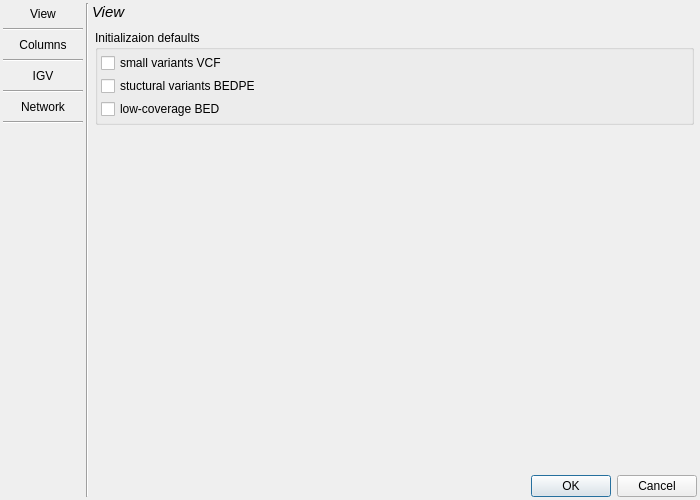
imgag/ngs-bits, file src/GSvar/SettingsDialog.ui: the form before one commit.
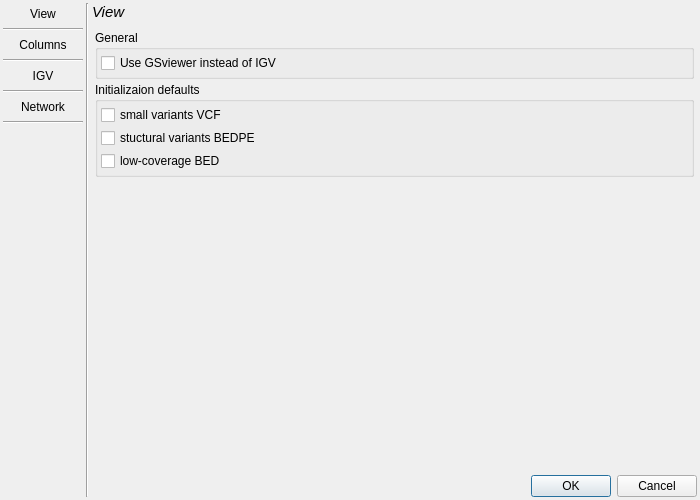
The form after the commit. The open tabs and pages were chosen to show the change. Custom widgets are drawn as their Qt base class.

Commit message: GSvar: added settings entry to use GSviewer instead of IGV (#756); added option to open processed sample batch

The edit to the form file:
```diff
--- a/src/GSvar/SettingsDialog.ui
+++ b/src/GSvar/SettingsDialog.ui
@@ -166,7 +166,7 @@
        <property name="bottomMargin">
         <number>3</number>
        </property>
-       <item row="0" column="0" colspan="2">
+       <item row="1" column="0" colspan="2">
         <widget class="QGroupBox" name="groupBox_2">
          <property name="title">
           <string>Initializaion defaults</string>
@@ -174,11 +174,8 @@
          <property name="flat">
           <bool>true</bool>
          </property>
-         <layout class="QFormLayout" name="formLayout_4">
-          <property name="horizontalSpacing">
-           <number>3</number>
-          </property>
-          <property name="verticalSpacing">
+         <layout class="QVBoxLayout" name="verticalLayout_5">
+          <property name="spacing">
            <number>3</number>
           </property>
           <property name="leftMargin">
@@ -193,21 +190,21 @@
           <property name="bottomMargin">
            <number>3</number>
           </property>
-          <item row="0" column="0" colspan="2">
+          <item>
            <widget class="QCheckBox" name="igv_default_small">
             <property name="text">
              <string>small variants VCF</string>
             </property>
            </widget>
           </item>
-          <item row="1" column="0" colspan="2">
+          <item>
            <widget class="QCheckBox" name="igv_default_sv">
             <property name="text">
              <string>stuctural variants BEDPE</string>
             </property>
            </widget>
           </item>
-          <item row="2" column="0">
+          <item>
            <widget class="QCheckBox" name="igv_default_lowcov">
             <property name="text">
              <string>low-coverage BED</string>
@@ -217,7 +214,7 @@
          </layout>
         </widget>
        </item>
-       <item row="1" column="1">
+       <item row="2" column="1">
         <spacer name="verticalSpacer_3">
          <property name="orientation">
           <enum>Qt::Orientation::Vertical</enum>
@@ -230,6 +227,40 @@
          </property>
         </spacer>
        </item>
+       <item row="0" column="0" colspan="2">
+        <widget class="QGroupBox" name="groupBox_4">
+         <property name="title">
+          <string>General</string>
+         </property>
+         <property name="flat">
+          <bool>true</bool>
+         </property>
+         <layout class="QVBoxLayout" name="verticalLayout_4">
+          <property name="spacing">
+           <number>3</number>
+          </property>
+          <property name="leftMargin">
+           <number>3</number>
+          </property>
+          <property name="topMargin">
+           <number>3</number>
+          </property>
+          <property name="rightMargin">
+           <number>3</number>
+          </property>
+          <property name="bottomMargin">
+           <number>3</number>
+          </property>
+          <item>
+           <widget class="QCheckBox" name="igv_use_gsviewer_instead">
+            <property name="text">
+             <string>Use GSviewer instead of IGV</string>
+            </property>
+           </widget>
+          </item>
+         </layout>
+        </widget>
+       </item>
       </layout>
      </widget>
      <widget class="QWidget" name="page_view">
```
Left out of the diff: 2 changed lines with no effect on the pictures. The commit also changes 5 other files.
